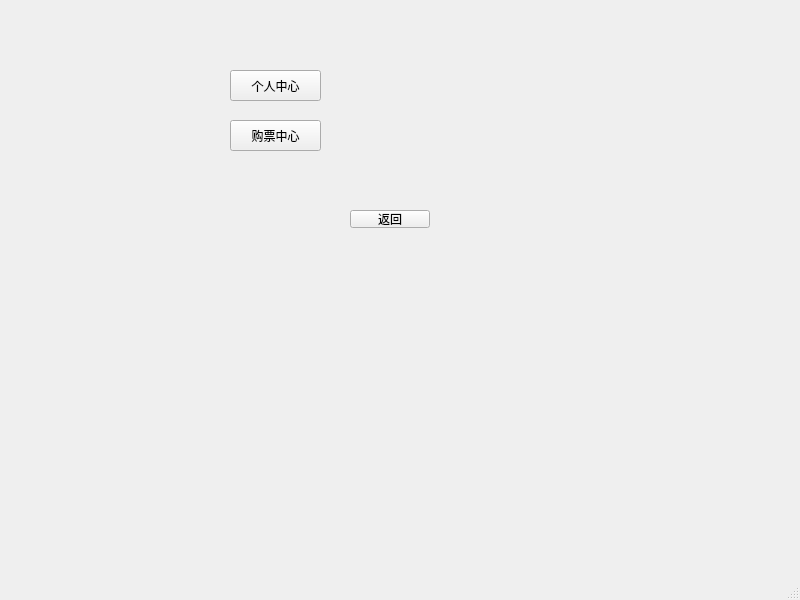
Before: the Qt Designer form 8_20/menu.ui in shitBob/keshe, drawn with Qt 5.
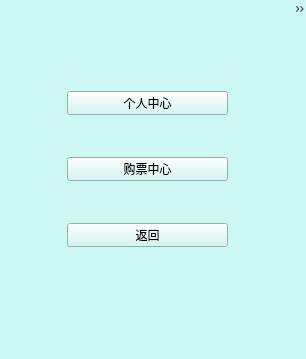
After: the same form once the commit is applied.

```diff
--- a/8_20/menu.ui
+++ b/8_20/menu.ui
@@ -6,34 +6,24 @@
    <rect>
     <x>0</x>
     <y>0</y>
-    <width>800</width>
-    <height>600</height>
+    <width>306</width>
+    <height>359</height>
    </rect>
   </property>
   <property name="windowTitle">
    <string>MainWindow</string>
   </property>
+  <property name="styleSheet">
+   <string notr="true">background-color: rgb(204, 247, 243);</string>
+  </property>
   <widget class="QWidget" name="centralwidget">
-   <widget class="QPushButton" name="my">
-    <property name="geometry">
-     <rect>
-      <x>230</x>
-      <y>70</y>
-      <width>91</width>
-      <height>31</height>
-     </rect>
-    </property>
-    <property name="text">
-     <string>个人中心</string>
-    </property>
-   </widget>
    <widget class="QPushButton" name="booking">
     <property name="geometry">
      <rect>
-      <x>230</x>
-      <y>120</y>
-      <width>91</width>
-      <height>31</height>
+      <x>67</x>
+      <y>138</y>
+      <width>161</width>
+      <height>24</height>
      </rect>
     </property>
     <property name="text">
@@ -43,26 +33,45 @@
    <widget class="QPushButton" name="back1">
     <property name="geometry">
      <rect>
-      <x>350</x>
-      <y>210</y>
-      <width>80</width>
-      <height>18</height>
+      <x>67</x>
+      <y>204</y>
+      <width>161</width>
+      <height>24</height>
      </rect>
     </property>
     <property name="text">
      <string>返回</string>
     </property>
    </widget>
+   <widget class="QPushButton" name="my">
+    <property name="geometry">
+     <rect>
+      <x>67</x>
+      <y>72</y>
+      <width>161</width>
+      <height>24</height>
+     </rect>
+    </property>
+    <property name="text">
+     <string>个人中心</string>
+    </property>
+   </widget>
   </widget>
   <widget class="QMenuBar" name="menubar">
    <property name="geometry">
     <rect>
      <x>0</x>
      <y>0</y>
-     <width>800</width>
-     <height>17</height>
+     <width>306</width>
+     <height>22</height>
     </rect>
    </property>
+   <widget class="QMenu" name="menutabwidget_setStyleSheet_QTabWidget_pane_border_0">
+    <property name="title">
+     <string>tabwidget.setStyleSheet(&quot;QTabWidget::pane { border: 0; }&quot;)</string>
+    </property>
+   </widget>
+   <addaction name="menutabwidget_setStyleSheet_QTabWidget_pane_border_0"/>
   </widget>
   <widget class="QStatusBar" name="statusbar"/>
  </widget>
```
